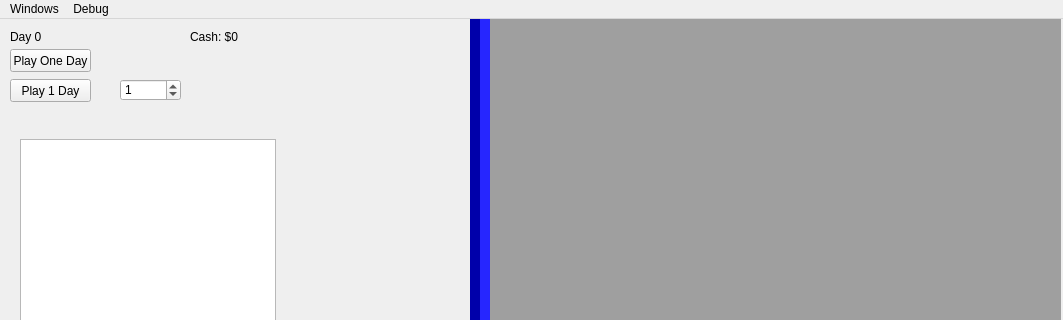
First picture: the form in ui_files/main_screen.ui, repository ChemData/horses, before the edit; both pictures show x 0 to 1063 and y 0 to 320 of the 1063 by 977 pixel window.
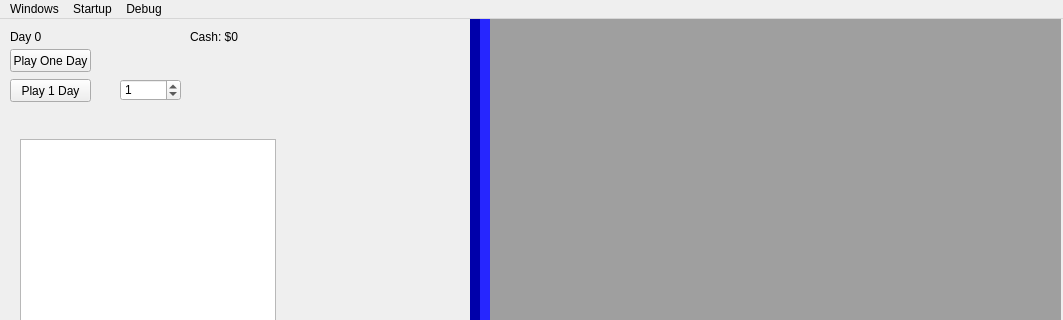
Second picture: the form after the edit.

```diff
--- a/ui_files/main_screen.ui
+++ b/ui_files/main_screen.ui
@@ -166,7 +166,17 @@
     </property>
     <addaction name="actionHorse_Properties"/>
    </widget>
+   <widget class="QMenu" name="menuStartup">
+    <property name="title">
+     <string>Startup</string>
+    </property>
+    <addaction name="actionQuick"/>
+    <addaction name="action10_Year"/>
+    <addaction name="action20_Year"/>
+    <addaction name="actionLoad_Saved"/>
+   </widget>
    <addaction name="menuWindows"/>
+   <addaction name="menuStartup"/>
    <addaction name="menuDebug"/>
   </widget>
   <widget class="QStatusBar" name="statusbar"/>
```
Left out of the diff: 20 changed lines with no effect on the pictures.
